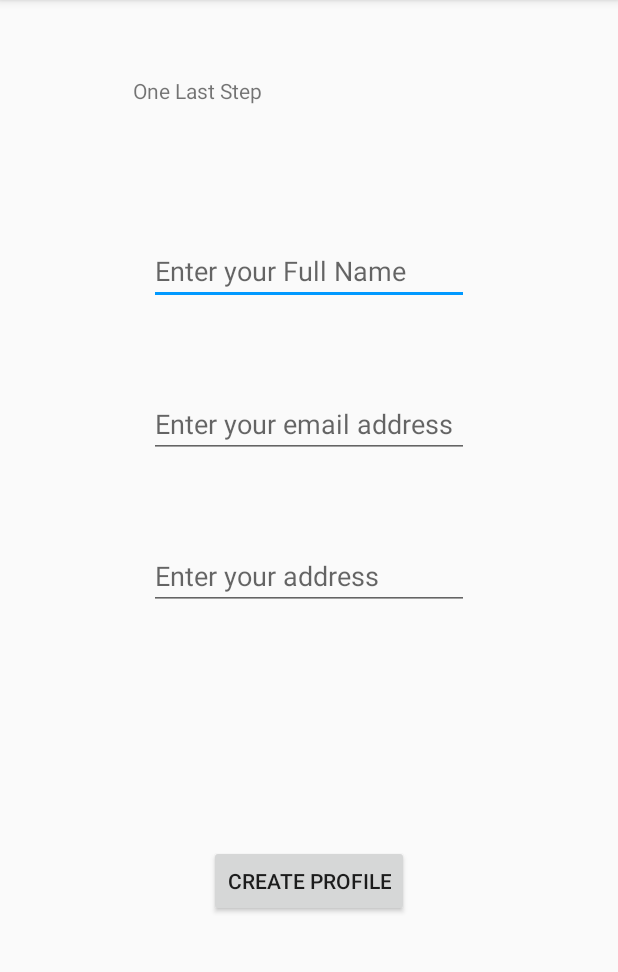
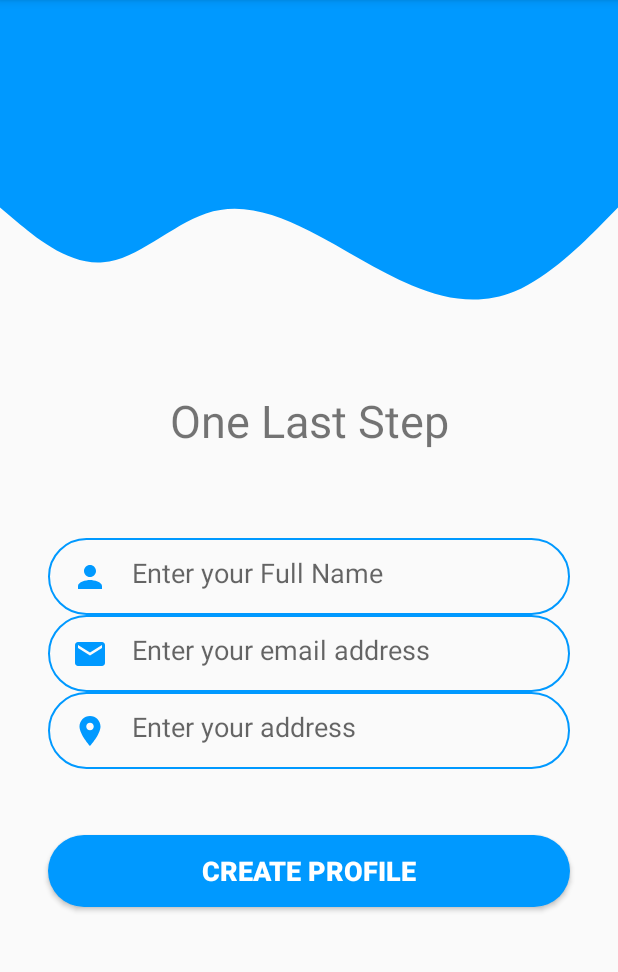
Before and after one commit to harsh47sharma/Sanjivani, an Android app: the screen it shows after launch once a user with an empty profile is signed in (CaptureUserInformation), on a phone screen of 412 x 824 dp, the part 84-1056 px from its top. Run offline under Robolectric (Android 15) with nearby library versions, the light colour scheme and no system bars; our stand-ins replace Firebase (no records; nobody signed in at launch, a user with empty details on screens opened directly).

Commit message:
Register Phone No. Page capture user info. page

```diff
--- /dev/null
+++ b/app/src/main/res/drawable/ic_location_on_black_24dp.xml
@@ -0,0 +1,9 @@
+<vector xmlns:android="http://schemas.android.com/apk/res/android"
+        android:width="24dp"
+        android:height="24dp"
+        android:viewportWidth="24.0"
+        android:viewportHeight="24.0">
+    <path
+        android:fillColor="@color/colorAccent"
+        android:pathData="M12,2C8.13,2 5,5.13 5,9c0,5.25 7,13 7,13s7,-7.75 7,-13c0,-3.87 -3.13,-7 -7,-7zM12,11.5c-1.38,0 -2.5,-1.12 -2.5,-2.5s1.12,-2.5 2.5,-2.5 2.5,1.12 2.5,2.5 -1.12,2.5 -2.5,2.5z"/>
+</vector>
--- a/app/src/main/res/layout/activity_capture_user_information.xml
+++ b/app/src/main/res/layout/activity_capture_user_information.xml
@@ -6,63 +6,110 @@
     android:layout_height="match_parent"
     tools:context="com.collection.sanjivani.CaptureUserInformation">
 
+    <View
+        android:id="@+id/topView"
+        android:layout_width="0dp"
+        android:layout_height="0dp"
+        android:background="@color/colorAccent"
+        app:layout_constraintEnd_toEndOf="parent"
+        app:layout_constraintHeight_percent="0.15"
+        app:layout_constraintStart_toStartOf="parent"
+        app:layout_constraintTop_toTopOf="parent" />
+
+    <View
+        android:id="@+id/waveView"
+        android:layout_width="0dp"
+        android:layout_height="0dp"
+        android:background="@drawable/ic_wave"
+        app:layout_constraintEnd_toEndOf="parent"
+        app:layout_constraintHeight_percent="0.15"
+        app:layout_constraintStart_toStartOf="parent"
+        app:layout_constraintTop_toBottomOf="@+id/topView" />
+
     <TextView
         android:id="@+id/userInfoHeadingTextView"
         android:layout_width="wrap_content"
         android:layout_height="wrap_content"
         android:text="@string/capture_user_info_heading"
-        app:layout_constraintBottom_toTopOf="@+id/userNameEditText"
+        android:textSize="30sp"
+        app:layout_constraintBottom_toBottomOf="parent"
         app:layout_constraintEnd_toEndOf="parent"
-        app:layout_constraintHorizontal_bias="0.272"
         app:layout_constraintStart_toStartOf="parent"
-        app:layout_constraintTop_toTopOf="parent"
-        app:layout_constraintVertical_bias="0.367" />
+        app:layout_constraintTop_toBottomOf="@+id/waveView"
+        app:layout_constraintVertical_bias="0.059" />
 
     <EditText
         android:id="@+id/userNameEditText"
-        android:layout_width="wrap_content"
-        android:layout_height="wrap_content"
+        android:layout_width="match_parent"
+        android:layout_height="51dp"
+        android:layout_marginStart="32dp"
+        android:layout_marginEnd="32dp"
+        android:background="@drawable/round_border"
+        android:drawableStart="@drawable/ic_person_black_24dp"
+        android:drawablePadding="16dp"
         android:ems="10"
         android:hint="@string/user_info_name"
         android:inputType="textPersonName"
-        app:layout_constraintBottom_toTopOf="@+id/userAddressEditText"
+        android:padding="16dp"
+        app:layout_constraintBottom_toBottomOf="parent"
         app:layout_constraintEnd_toEndOf="parent"
+        app:layout_constraintHorizontal_bias="0.0"
         app:layout_constraintStart_toStartOf="parent"
         app:layout_constraintTop_toTopOf="parent" />
 
     <EditText
         android:id="@+id/userEmailEditText"
-        android:layout_width="wrap_content"
-        android:layout_height="wrap_content"
+        android:layout_width="match_parent"
+        android:layout_height="51dp"
+        android:layout_marginStart="32dp"
+        android:layout_marginEnd="32dp"
+        android:background="@drawable/round_border"
+        android:drawableStart="@drawable/ic_email_black_24dp"
+        android:drawablePadding="16dp"
         android:ems="10"
         android:hint="@string/user_info_email"
         android:inputType="textEmailAddress"
-        app:layout_constraintBottom_toTopOf="@+id/userAddressEditText"
+        android:padding="16dp"
         app:layout_constraintEnd_toEndOf="parent"
+        app:layout_constraintHorizontal_bias="0.0"
         app:layout_constraintStart_toStartOf="parent"
         app:layout_constraintTop_toBottomOf="@+id/userNameEditText" />
 
     <EditText
         android:id="@+id/userAddressEditText"
-        android:layout_width="wrap_content"
-        android:layout_height="wrap_content"
+        android:layout_width="match_parent"
+        android:layout_height="51dp"
+        android:layout_marginStart="32dp"
+        android:layout_marginEnd="32dp"
+        android:background="@drawable/round_border"
+        android:drawableStart="@drawable/ic_location_on_black_24dp"
+        android:drawablePadding="16dp"
         android:ems="10"
         android:hint="@string/user_info_address"
         android:inputType="textPersonName"
-        app:layout_constraintBottom_toBottomOf="parent"
+        android:padding="16dp"
         app:layout_constraintEnd_toEndOf="parent"
+        app:layout_constraintHorizontal_bias="0.0"
         app:layout_constraintStart_toStartOf="parent"
-        app:layout_constraintTop_toTopOf="parent" />
+        app:layout_constraintTop_toBottomOf="@+id/userEmailEditText" />
 
     <Button
         android:id="@+id/createProfileButton"
-        android:layout_width="wrap_content"
+        android:layout_width="0dp"
         android:layout_height="wrap_content"
-        android:text="@string/user_info_create_profile_button"
+        android:layout_marginStart="32dp"
+        android:layout_marginEnd="32dp"
+        android:background="@drawable/my_button"
+        android:text="@string/create_profile"
+        android:textColor="@android:color/white"
+        android:textSize="18dp"
+        android:textStyle="bold"
         app:layout_constraintBottom_toBottomOf="parent"
         app:layout_constraintEnd_toEndOf="parent"
+        app:layout_constraintHorizontal_bias="0.0"
         app:layout_constraintStart_toStartOf="parent"
-        app:layout_constraintTop_toBottomOf="@+id/userAddressEditText" />
+        app:layout_constraintTop_toBottomOf="@+id/userAddressEditText"
+        app:layout_constraintVertical_bias="0.211" />
 
     <ProgressBar
         android:id="@+id/userInfoProgressBar"
--- a/app/src/main/res/layout/activity_sign_up.xml
+++ b/app/src/main/res/layout/activity_sign_up.xml
@@ -37,9 +37,10 @@
         android:textSize="30sp"
         app:layout_constraintBottom_toBottomOf="parent"
         app:layout_constraintEnd_toEndOf="parent"
+        app:layout_constraintHorizontal_bias="0.494"
         app:layout_constraintStart_toStartOf="parent"
         app:layout_constraintTop_toBottomOf="@+id/view2"
-        app:layout_constraintVertical_bias="0.083" />
+        app:layout_constraintVertical_bias="0.044" />
 
     <EditText
         android:id="@+id/phoneNumberEditText"
@@ -48,14 +49,13 @@
         android:layout_marginStart="32dp"
         android:layout_marginTop="8dp"
         android:layout_marginEnd="32dp"
-        android:width="0dp"
         android:background="@drawable/round_border"
         android:drawableStart="@drawable/ic_phone_black_24dp"
         android:drawablePadding="16dp"
         android:ems="10"
+        android:padding="16dp"
+        android:inputType="phone"
         android:hint="@string/phone_number_hint"
-        android:inputType="phone"
-        android:padding="16dp"
         app:layout_constraintBottom_toBottomOf="parent"
         app:layout_constraintEnd_toEndOf="parent"
         app:layout_constraintHorizontal_bias="0.0"
--- a/app/src/main/res/values/strings.xml
+++ b/app/src/main/res/values/strings.xml
@@ -21,6 +21,7 @@
     <string name="nav_header_subtitle">android.studio@android.com</string>
     <string name="nav_header_desc">Navigation header</string>
     <string name="action_settings">Settings</string>
+    <string name="create_profile">Create Profile</string>
 
     <string name="menu_home">Home</string>
     <string name="menu_gallery">Gallery</string>
```
